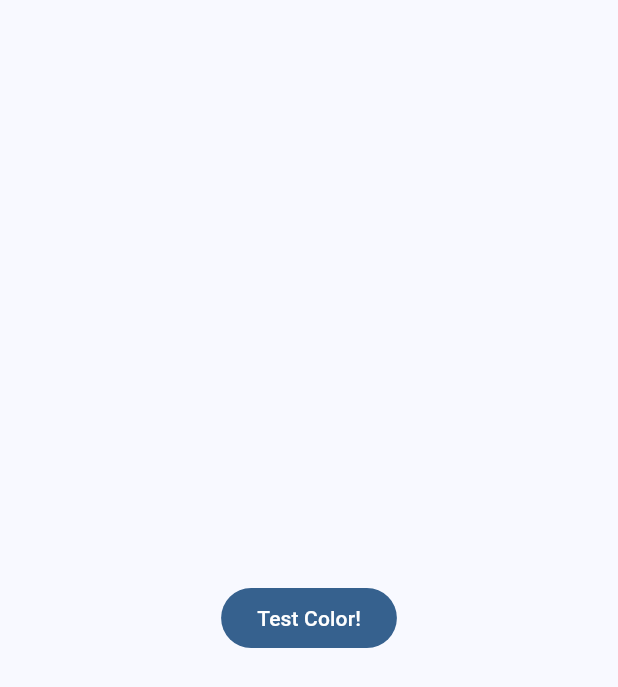
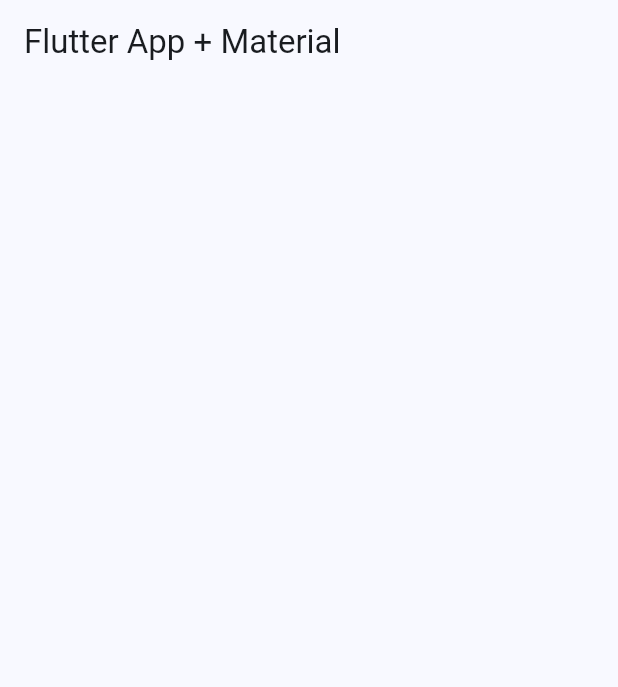
Before and after one commit to JuanDuran85/flutter_projects, a Flutter app: the screen it shows after launch, on a phone screen of 412 x 824 dp. Shown: the top 687 px of the screen. Run offline on Flutter 3.47's test engine with Material 3 defaults, Android fonts, the phone set to English and light mode, and no system bars; our stand-ins replace animate_do, dio, google_fonts, video_player.

Commit message:
add appBart

```diff
--- a/widget_app/lib/config/theme/app_theme.dart
+++ b/widget_app/lib/config/theme/app_theme.dart
@@ -44,6 +44,8 @@ class AppTheme {
         );
 
   ThemeData getTheme() => ThemeData(
-        colorSchemeSeed: colorList[selectedColor],
-      );
+      colorSchemeSeed: colorList[selectedColor],
+      appBarTheme: const AppBarTheme(
+        centerTitle: false,
+      ));
 }
--- a/widget_app/lib/main.dart
+++ b/widget_app/lib/main.dart
@@ -1,5 +1,6 @@
 import 'package:flutter/material.dart';
 import 'package:widget_app/config/theme/app_theme.dart';
+import 'package:widget_app/presentation/screens/home/home_screen.dart';
 
 void main() {
   runApp(const MainApp());
@@ -13,14 +14,7 @@ class MainApp extends StatelessWidget {
     return MaterialApp(
       debugShowCheckedModeBanner: false,
       theme: AppTheme(selectedColor: 0).getTheme(),
-      home: Scaffold(
-        body: Center(
-          child: FilledButton(
-            onPressed: () {},
-            child: const Text('Test Color!'),
-          ),
-        ),
-      ),
+      home: const HomeScreen(),
     );
   }
 }
--- /dev/null
+++ b/widget_app/lib/presentation/screens/home/home_screen.dart
@@ -0,0 +1,14 @@
+import 'package:flutter/material.dart';
+
+class HomeScreen extends StatelessWidget {
+  const HomeScreen({super.key});
+
+  @override
+  Widget build(BuildContext context) {
+    return Scaffold(
+      appBar: AppBar(
+        title: const Text('Flutter App + Material'),
+      ),
+    );
+  }
+}
```
Also changed, not shown: widget_app/lib/config/menu/manu_items.dart (added, +30 -0 lines).
